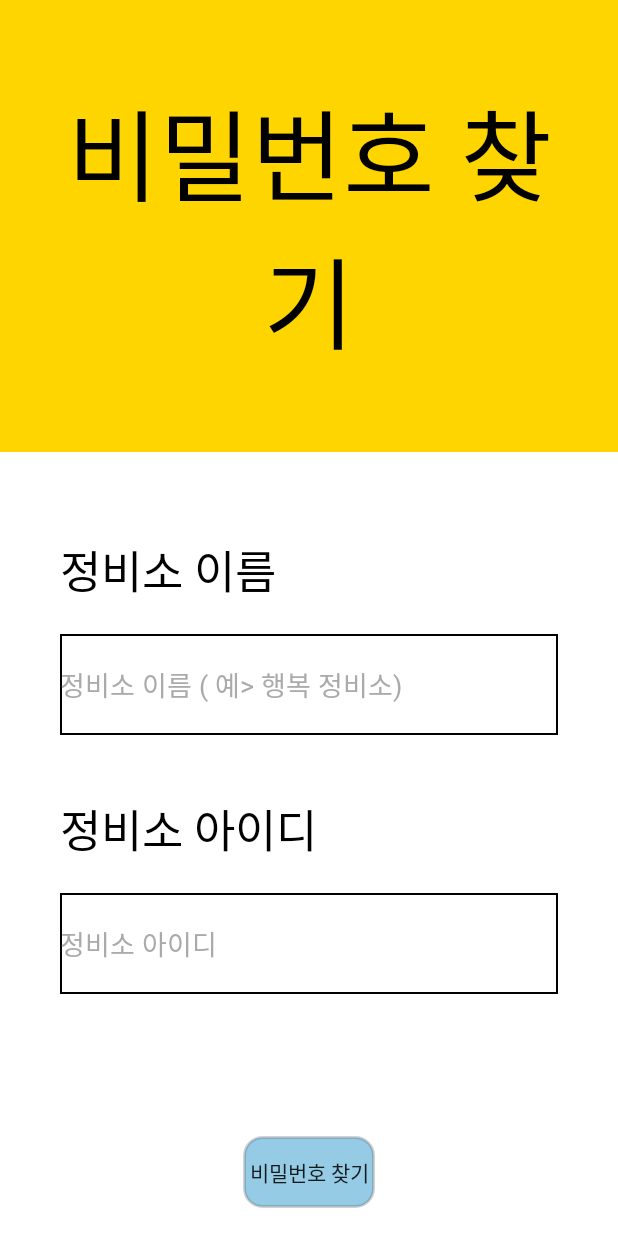
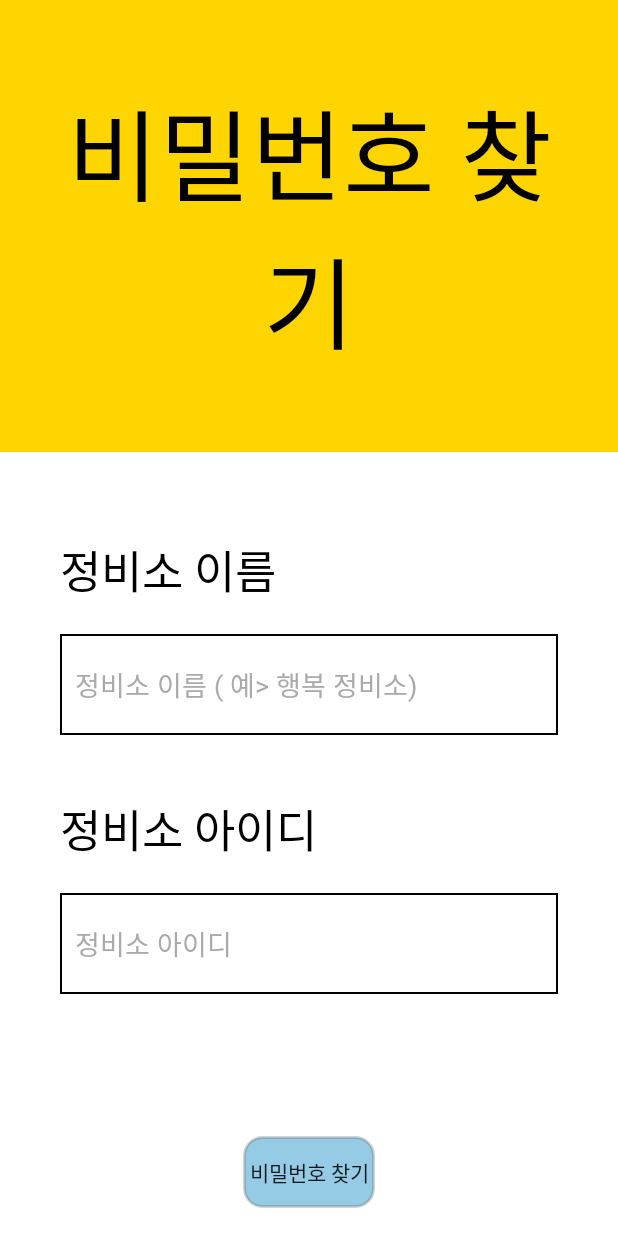
Before and after one commit to Sunaaaa/ChavisBodyShopApplication, an Android app: the FindPwActivity screen opened directly, with no data from a screen before it, on a phone screen of 412 x 824 dp. Run offline under Robolectric (Android 15) with nearby library versions, the phone set to English and light mode, and no system bars.

Commit message:
commit (완성!!!! 제출!!!)

```diff
--- a/app/src/main/java/com/example/myapplication/FindIDActivity.java
+++ b/app/src/main/java/com/example/myapplication/FindIDActivity.java
@@ -109,7 +109,8 @@ public class FindIDActivity extends AppCompatActivity {
                 super.handleMessage(msg);
                 Bundle bundle = msg.getData();
                 String result = bundle.getString("result");
-                if (!result.equals("NO BODYSHOP")){
+                Log.i("RESULT__", result);
+                if (!result.equals("\"NO\"")){
                     findSuccessDialog(result);
                 } else {
                     findFailDialog(result);
--- a/app/src/main/java/com/example/myapplication/FindPwActivity.java
+++ b/app/src/main/java/com/example/myapplication/FindPwActivity.java
@@ -115,7 +115,7 @@ public class FindPwActivity extends AppCompatActivity {
                 super.handleMessage(msg);
                 Bundle bundle = msg.getData();
                 String result = bundle.getString("result");
-                if (result.equals("NO BODYSHOP")){
+                if (result.equals("\"NO\"")){
                     findFailDialog(result);
                 } else {
                     findSuccessDialog(result);
--- a/app/src/main/res/layout/activity_find_id.xml
+++ b/app/src/main/res/layout/activity_find_id.xml
@@ -63,6 +63,7 @@
                 android:layout_marginLeft="40dp"
                 android:layout_marginRight="40dp"
                 android:background="@drawable/black_taeduri"
+                android:paddingLeft="10dp"
                 android:fontFamily="@font/listtext"
                 android:hint="정비소 이름 ( 예> 행복 정비소)"
                 android:textColor="@android:color/black"
--- a/app/src/main/res/layout/activity_find_pw.xml
+++ b/app/src/main/res/layout/activity_find_pw.xml
@@ -65,6 +65,7 @@
                 android:layout_marginRight="40dp"
                 android:background="@drawable/black_taeduri"
                 android:fontFamily="@font/listtext"
+                android:paddingLeft="10dp"
                 android:hint="정비소 이름 ( 예> 행복 정비소)"
                 android:textColor="@android:color/black"
                 android:textColorHint="@android:color/darker_gray" />
@@ -91,6 +92,7 @@
                 android:layout_marginRight="40dp"
                 android:background="@drawable/black_taeduri"
                 android:fontFamily="@font/listtext"
+                android:paddingLeft="10dp"
                 android:hint="정비소 아이디"
                 android:textColor="@android:color/black"
                 android:textColorHint="@android:color/darker_gray" />
```
